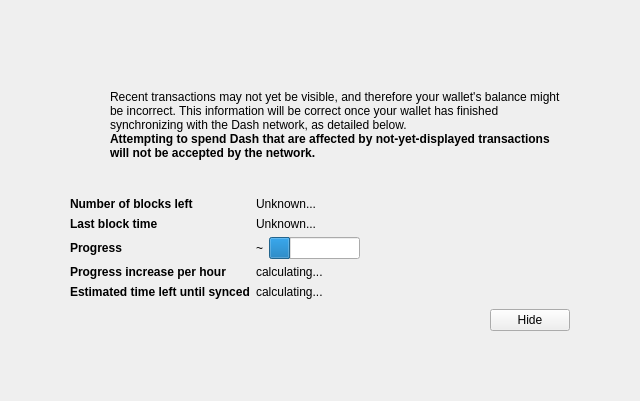
Qt form src/qt/forms/modaloverlay.ui (zero24x/gravium) before a commit.
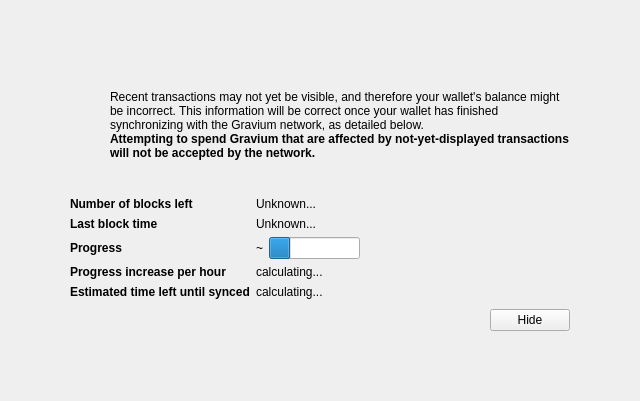
The same form after that commit. Icons and pictures are not drawn. Custom widgets are drawn as their Qt base class.

Commit message: dash Dash and DASH changed to gravium Gravium and GRAVIUM except DASH > GRV

The edit to the form file:
```diff
--- a/src/qt/forms/modaloverlay.ui
+++ b/src/qt/forms/modaloverlay.ui
@@ -128,7 +128,7 @@
              <item>
               <widget class="QLabel" name="infoText">
                <property name="text">
-                <string>Recent transactions may not yet be visible, and therefore your wallet's balance might be incorrect. This information will be correct once your wallet has finished synchronizing with the Dash network, as detailed below.</string>
+                <string>Recent transactions may not yet be visible, and therefore your wallet's balance might be incorrect. This information will be correct once your wallet has finished synchronizing with the Gravium network, as detailed below.</string>
                </property>
                <property name="textFormat">
                 <enum>Qt::RichText</enum>
@@ -147,7 +147,7 @@
                 </font>
                </property>
                <property name="text">
-                <string>Attempting to spend Dash that are affected by not-yet-displayed transactions will not be accepted by the network.</string>
+                <string>Attempting to spend Gravium that are affected by not-yet-displayed transactions will not be accepted by the network.</string>
                </property>
                <property name="textFormat">
                 <enum>Qt::RichText</enum>
```
The commit also changes 362 other files.
